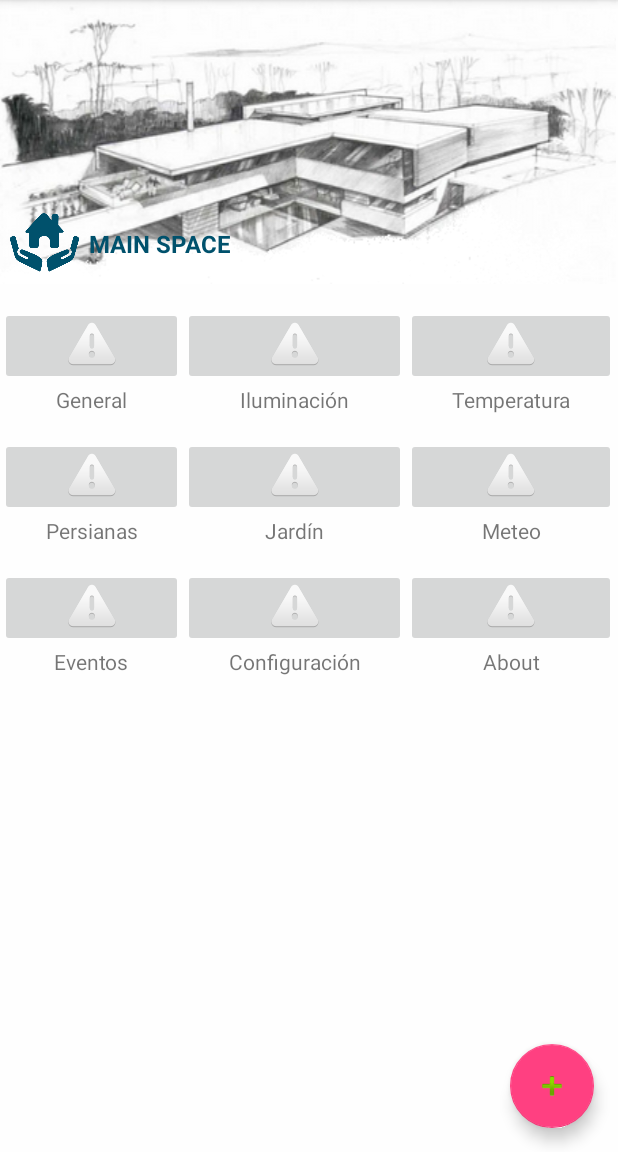
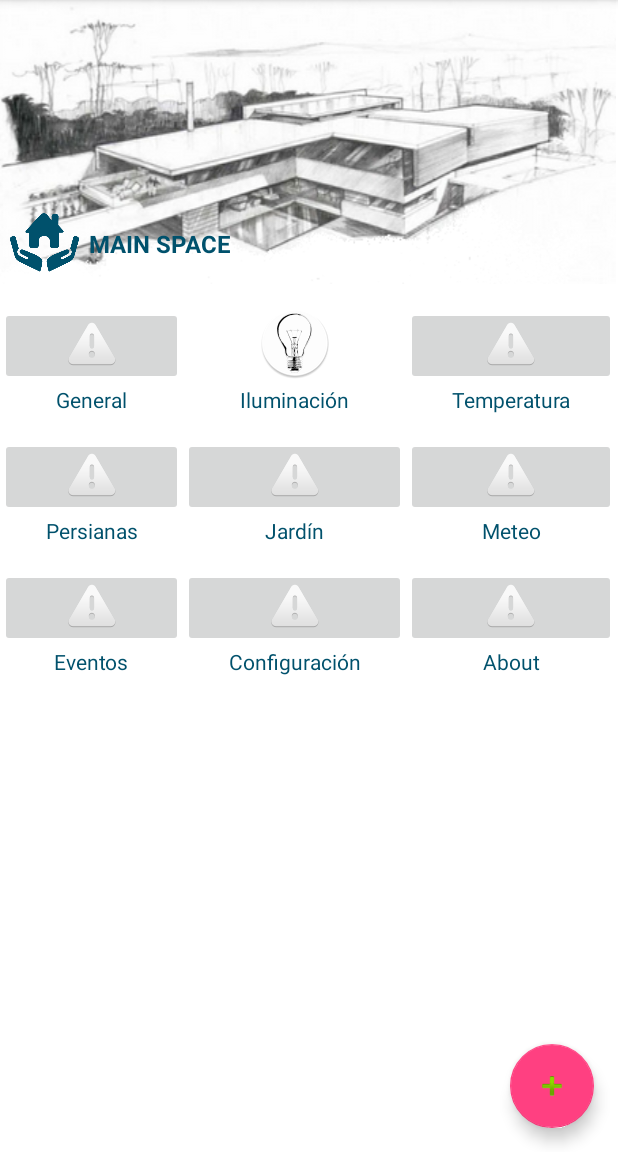
Before and after one commit to laVacaGo/HomeInside, an Android app: the MainActivity screen opened directly, with no data from a screen before it, on a phone screen of 412 x 824 dp, the part 84-1236 px from its top. Run offline under Robolectric (Android 15) with nearby library versions, the phone set to English and light mode, and no system bars; 1 statement that could not run was skipped.

Commit message:
Hecha la estructura de la activity main y el menu lateral, y el intent de iluminacion v.2

```diff
--- a/app/src/main/res/layout/app_bar_main.xml
+++ b/app/src/main/res/layout/app_bar_main.xml
@@ -4,7 +4,7 @@
     xmlns:tools="http://schemas.android.com/tools"
     android:layout_width="match_parent"
     android:layout_height="match_parent"
-    android:background="#FEFEFE"
+    android:background="#ffffffff"
     tools:context="rodrigo.sdm.com.homeinside.MainActivity">
 
     <android.support.design.widget.AppBarLayout
--- a/app/src/main/res/layout/content_main.xml
+++ b/app/src/main/res/layout/content_main.xml
@@ -6,6 +6,7 @@
     android:layout_width="match_parent"
     android:layout_height="match_parent"
     android:stretchColumns="*"
+    android:background="#ffffff"
     app:layout_behavior="@string/appbar_scrolling_view_behavior"
     tools:context="rodrigo.sdm.com.homeinside.MainActivity"
     tools:showIn="@layout/app_bar_main">
@@ -47,11 +48,12 @@
             android:layout_height="wrap_content"
             android:src="@android:drawable/ic_dialog_alert" />
         <ImageButton
+            android:background="#ffffff"
             android:onClick="buttonOnClicked"
             android:id="@+id/button_iluminacion"
             android:layout_width="match_parent"
             android:layout_height="wrap_content"
-            android:src="@android:drawable/ic_dialog_alert"
+            android:src="@mipmap/bombilla_redonda"
             />
         <ImageButton
             android:id="@+id/button_temperatura"
@@ -65,18 +67,21 @@
             android:layout_width="match_parent"
             android:layout_height="wrap_content"
             android:text="@string/scroll_general"
+            android:textColor="#00516C"
             android:textAlignment="center"
             />
         <TextView
             android:layout_width="match_parent"
             android:layout_height="wrap_content"
             android:text="@string/scroll_ilum"
+            android:textColor="#00516C"
             android:textAlignment="center"
             />
         <TextView
             android:layout_width="match_parent"
             android:layout_height="wrap_content"
             android:lines="2"
+            android:textColor="#00516C"
             android:text="@string/scroll_temp"
             android:textAlignment="center"
             />
@@ -107,18 +112,21 @@
             android:layout_width="match_parent"
             android:layout_height="wrap_content"
             android:text="@string/scroll_pers"
+            android:textColor="#00516C"
             android:textAlignment="center"
             />
         <TextView
             android:layout_width="match_parent"
             android:layout_height="wrap_content"
             android:text="@string/scroll_jardin"
+            android:textColor="#00516C"
             android:textAlignment="center"
             />
         <TextView
             android:layout_width="wrap_content"
             android:layout_height="wrap_content"
             android:text="@string/scroll_meteo"
+            android:textColor="#00516C"
             android:lines="2"
             android:textAlignment="center"
             />
@@ -148,6 +156,7 @@
         android:layout_width="match_parent"
         android:layout_height="wrap_content"
         android:text="@string/scroll_eventos"
+        android:textColor="#00516C"
         android:textAlignment="center"
         />
     <TextView
@@ -155,12 +164,14 @@
         android:layout_height="wrap_content"
         android:text="@string/scroll_tools"
         android:lines="2"
+        android:textColor="#00516C"
         android:textAlignment="center"
         />
     <TextView
         android:layout_width="match_parent"
         android:layout_height="wrap_content"
         android:text="@string/scroll_about"
+        android:textColor="#00516C"
         android:textAlignment="center"
         />
     </TableRow>
--- a/app/src/main/res/menu/activity_main_drawer.xml
+++ b/app/src/main/res/menu/activity_main_drawer.xml
@@ -8,7 +8,7 @@
             android:title="@string/scroll_general" />
         <item
             android:id="@+id/nav_iluminacion"
-            android:icon="@drawable/ic_menu_gallery"
+            android:icon="@mipmap/bombilla_redonda"
             android:title="@string/scroll_ilum" />
         <item
             android:id="@+id/nav_tempertura"
```
Also changed, not shown: app/src/main/bombilla_redonda-web.png (added), app/src/main/res/drawable-v21/bombilla.png (added), app/src/main/res/mipmap-hdpi/bombilla_redonda.png (added), app/src/main/res/mipmap-mdpi/bombilla_redonda.png (added), app/src/main/res/mipmap-xhdpi/bombilla_redonda.png (added), app/src/main/res/mipmap-xxhdpi/bombilla_redonda.png (added), app/src/main/res/mipmap-xxxhdpi/bombilla_redonda.png (added).
